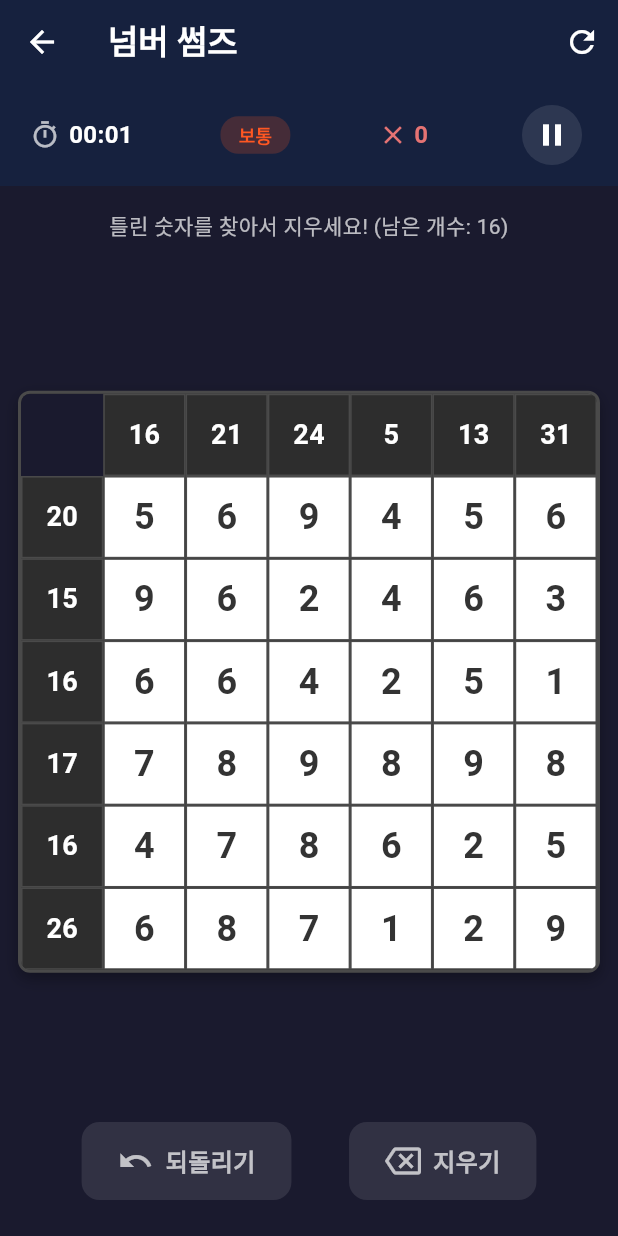
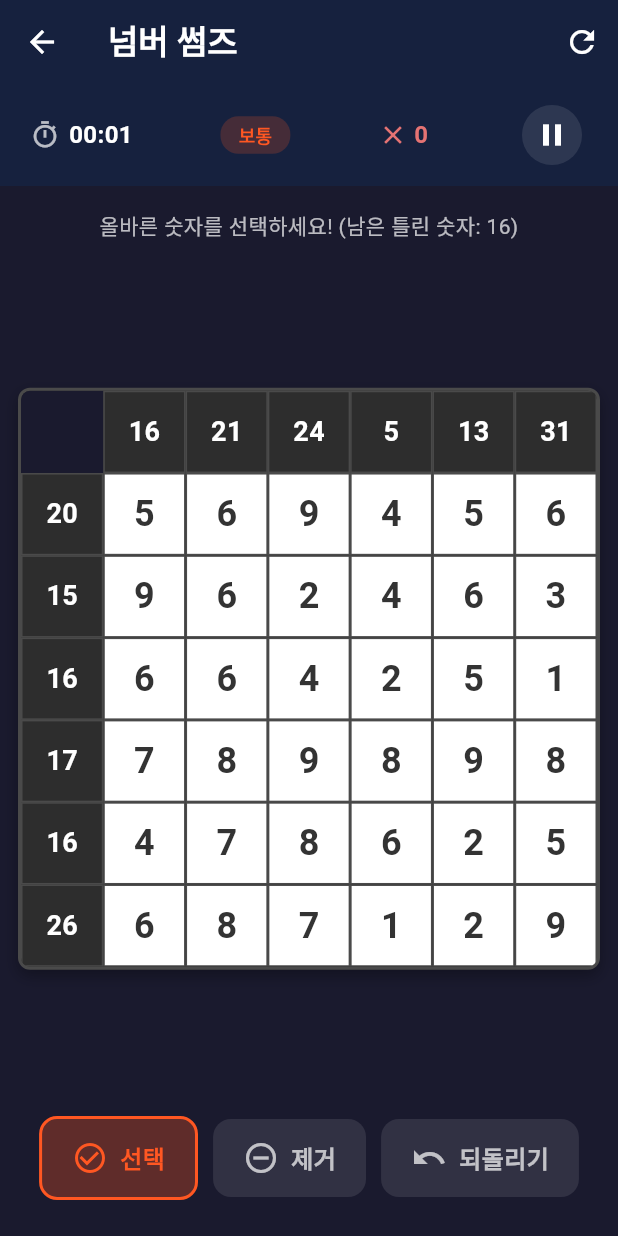
Before and after one commit to mhpark03/sudoku, a Flutter app: the NumberSumsGameScreen screen opened directly, on a phone screen of 412 x 824 dp. Run offline on Flutter 3.47's test engine with Material 3 defaults, Android fonts, the phone set to English and light mode, and no system bars; our stand-ins replace shared_preferences; accounts and stored records are empty.

Commit message:
Add select/remove mode buttons with circle marking for correct numbers
- Added NumberSumsGameMode enum (select/remove)
- Select mode: tap correct number to mark with circle, wrong = error
- Remove mode: tap wrong number to remove, correct = error
- Updated cell widget with circle painter for marked cells
- Added markedCorrectCells state tracking and serialization

```diff
--- a/lib/models/number_sums_game_state.dart
+++ b/lib/models/number_sums_game_state.dart
@@ -19,12 +19,19 @@ class NumberSumsUndoAction {
   });
 }
 
+/// 게임 모드
+enum NumberSumsGameMode {
+  select, // 선택 모드: 올바른 수 찾기
+  remove, // 제거 모드: 틀린 수 제거
+}
+
 class NumberSumsGameState {
   final List<List<int>> solution;
   final List<List<int>> puzzle;
   final List<List<int>> currentBoard;
   final List<List<int>> cellTypes; // 0 = 헤더, 1 = 입력 셀
   final List<List<bool>> wrongCells;
+  final List<List<bool>> markedCorrectCells; // 올바른 수로 표시된 셀
   final List<int> rowSums; // 각 행의 정답 합계
   final List<int> colSums; // 각 열의 정답 합계
   final int gridSize; // 전체 그리드 크기 (헤더 포함)
@@ -45,6 +52,7 @@ class NumberSumsGameState {
     required this.currentBoard,
     required this.cellTypes,
     required this.wrongCells,
+    required this.markedCorrectCells,
     required this.rowSums,
     required this.colSums,
     required this.gridSize,
@@ -83,12 +91,19 @@ class NumberSumsGameState {
 
     final currentBoard = puzzle.map((row) => List<int>.from(row)).toList();
 
+    // 정답 표시 셀 초기화
+    final markedCorrectCells = List.generate(
+      gridSize,
+      (_) => List.generate(gridSize, (_) => false),
+    );
+
     return NumberSumsGameState(
       solution: solution,
       puzzle: puzzle,
       currentBoard: currentBoard,
       cellTypes: cellTypes,
       wrongCells: wrongCells,
+      markedCorrectCells: markedCorrectCells,
       rowSums: rowSums,
       colSums: colSums,
       gridSize: gridSize,
@@ -103,6 +118,7 @@ class NumberSumsGameState {
     List<List<int>>? currentBoard,
     List<List<int>>? cellTypes,
     List<List<bool>>? wrongCells,
+    List<List<bool>>? markedCorrectCells,
     List<int>? rowSums,
     List<int>? colSums,
     int? gridSize,
@@ -122,6 +138,7 @@ class NumberSumsGameState {
       currentBoard: currentBoard ?? this.currentBoard,
       cellTypes: cellTypes ?? this.cellTypes,
       wrongCells: wrongCells ?? this.wrongCells,
+      markedCorrectCells: markedCorrectCells ?? this.markedCorrectCells,
       rowSums: rowSums ?? this.rowSums,
       colSums: colSums ?? this.colSums,
       gridSize: gridSize ?? this.gridSize,
@@ -143,6 +160,10 @@ class NumberSumsGameState {
 
   bool isWrongCell(int row, int col) {
     return wrongCells[row][col];
+  }
+
+  bool isMarkedCorrect(int row, int col) {
+    return markedCorrectCells[row][col];
   }
 
   void saveToUndoHistory(int row, int col) {
--- a/lib/screens/number_sums_game_screen.dart
+++ b/lib/screens/number_sums_game_screen.dart
@@ -31,6 +31,7 @@ class _NumberSumsGameScreenState extends State<NumberSumsGameScreen>
   int _failureCount = 0;
   bool _isPaused = false;
   bool _isBackgrounded = false;
+  NumberSumsGameMode _gameMode = NumberSumsGameMode.select; // 현재 게임 모드
 
   @override
   void initState() {
@@ -129,33 +130,29 @@ class _NumberSumsGameScreenState extends State<NumberSumsGameScreen>
     if (_isPaused) return;
     if (_gameState.cellTypes[row][col] != 1) return;
     if (_gameState.currentBoard[row][col] == 0) return; // 이미 제거된 셀
+    if (_gameState.isMarkedCorrect(row, col)) return; // 이미 정답으로 표시됨
 
     setState(() {
-      _gameState = _gameState.copyWith(selectedRow: row, selectedCol: col);
-    });
+      if (_gameMode == NumberSumsGameMode.select) {
+        // 선택 모드: 올바른 수인지 확인
+        bool isWrong = _gameState.isWrongCell(row, col);
+        if (!isWrong) {
+          // 올바른 수! 동그라미 표시
+          List<List<bool>> newMarkedCorrect =
+              _gameState.markedCorrectCells.map((r) => List<bool>.from(r)).toList();
+          newMarkedCorrect[row][col] = true;
+          _gameState = _gameState.copyWith(markedCorrectCells: newMarkedCorrect);
+        } else {
+          // 틀린 수를 올바른 수로 선택 -> 실패!
+          _failureCount++;
         }
-
-  void _onErase() {
-    if (_isPaused) return;
-    if (!_gameState.hasSelection) return;
-
-    int row = _gameState.selectedRow!;
-    int col = _gameState.selectedCol!;
-
-    if (_gameState.currentBoard[row][col] == 0) return; // 이미 비어있음
-
-    setState(() {
-      // Undo 저장
+      } else {
+        // 제거 모드: 틀린 수인지 확인
+        bool isWrong = _gameState.isWrongCell(row, col);
+        if (isWrong) {
+          // 틀린 수! 제거
           _gameState.saveToUndoHistory(row, col);
 
-      // 올바른 숫자를 지웠는지 확인
-      bool isWrong = _gameState.isWrongCell(row, col);
-      if (!isWrong) {
-        // 올바른 숫자를 지움 -> 실패!
-        _failureCount++;
-      }
-
-      // 숫자 제거
           List<List<int>> newBoard =
               _gameState.currentBoard.map((r) => List<int>.from(r)).toList();
           newBoard[row][col] = 0;
@@ -170,12 +167,16 @@ class _NumberSumsGameScreenState extends State<NumberSumsGameScreen>
           _gameState = _gameState.copyWith(
             currentBoard: newBoard,
             isCompleted: isComplete,
-        clearSelection: true,
           );
 
           if (isComplete) {
             _timer?.cancel();
             _showCompletionDialog();
+          }
+        } else {
+          // 올바른 수를 제거하려고 함 -> 실패!
+          _failureCount++;
+        }
       }
     });
     _saveGame();
@@ -194,6 +195,12 @@ class _NumberSumsGameScreenState extends State<NumberSumsGameScreen>
       });
       _saveGame();
     }
+  }
+
+  void _setGameMode(NumberSumsGameMode mode) {
+    setState(() {
+      _gameMode = mode;
+    });
   }
 
   void _showCompletionDialog() {
@@ -446,10 +453,16 @@ class _NumberSumsGameScreenState extends State<NumberSumsGameScreen>
 
   Widget _buildHelpText() {
     final remainingWrong = _gameState.remainingWrongCount;
+    String helpMessage;
+    if (_gameMode == NumberSumsGameMode.select) {
+      helpMessage = '올바른 숫자를 선택하세요! (남은 틀린 숫자: $remainingWrong)';
+    } else {
+      helpMessage = '틀린 숫자를 제거하세요! (남은 개수: $remainingWrong)';
+    }
     return Container(
       padding: const EdgeInsets.symmetric(horizontal: 16, vertical: 8),
       child: Text(
-        '틀린 숫자를 찾아서 지우세요! (남은 개수: $remainingWrong)',
+        helpMessage,
         style: TextStyle(
           fontSize: 14,
           color: Colors.white.withValues(alpha: 0.7),
@@ -476,18 +489,65 @@ class _NumberSumsGameScreenState extends State<NumberSumsGameScreen>
       child: Row(
         mainAxisAlignment: MainAxisAlignment.spaceEvenly,
         children: [
+          _buildModeButton(
+            icon: Icons.check_circle_outline,
+            label: '선택',
+            isSelected: _gameMode == NumberSumsGameMode.select,
+            onTap: () => _setGameMode(NumberSumsGameMode.select),
+          ),
+          _buildModeButton(
+            icon: Icons.remove_circle_outline,
+            label: '제거',
+            isSelected: _gameMode == NumberSumsGameMode.remove,
+            onTap: () => _setGameMode(NumberSumsGameMode.remove),
+          ),
           _buildToolButton(
             icon: Icons.undo,
             label: '되돌리기',
             onTap: _onUndo,
           ),
-          _buildToolButton(
-            icon: Icons.backspace_outlined,
-            label: '지우기',
-            onTap: _onErase,
-            isHighlighted: _gameState.hasSelection,
+        ],
+      ),
+    );
+  }
+
+  Widget _buildModeButton({
+    required IconData icon,
+    required String label,
+    required bool isSelected,
+    required VoidCallback onTap,
+  }) {
+    return GestureDetector(
+      onTap: onTap,
+      child: Container(
+        padding: const EdgeInsets.symmetric(horizontal: 20, vertical: 14),
+        decoration: BoxDecoration(
+          color: isSelected
+              ? Colors.deepOrange.withValues(alpha: 0.3)
+              : Colors.white.withValues(alpha: 0.1),
+          borderRadius: BorderRadius.circular(12),
+          border: isSelected
+              ? Border.all(color: Colors.deepOrange, width: 2)
+              : null,
+        ),
+        child: Row(
+          children: [
+            Icon(
+              icon,
+              color: isSelected ? Colors.deepOrange : Colors.white70,
+              size: 24,
+            ),
+            const SizedBox(width: 8),
+            Text(
+              label,
+              style: TextStyle(
+                fontSize: 16,
+                fontWeight: FontWeight.w600,
+                color: isSelected ? Colors.deepOrange : Colors.white70,
+              ),
             ),
           ],
+        ),
       ),
     );
   }
@@ -496,35 +556,29 @@ class _NumberSumsGameScreenState extends State<NumberSumsGameScreen>
     required IconData icon,
     required String label,
     required VoidCallback onTap,
-    bool isHighlighted = false,
   }) {
     return GestureDetector(
       onTap: onTap,
       child: Container(
-        padding: const EdgeInsets.symmetric(horizontal: 24, vertical: 14),
+        padding: const EdgeInsets.symmetric(horizontal: 20, vertical: 14),
         decoration: BoxDecoration(
-          color: isHighlighted
-              ? Colors.deepOrange.withValues(alpha: 0.3)
-              : Colors.white.withValues(alpha: 0.1),
+          color: Colors.white.withValues(alpha: 0.1),
           borderRadius: BorderRadius.circular(12),
-          border: isHighlighted
-              ? Border.all(color: Colors.deepOrange, width: 2)
-              : null,
         ),
         child: Row(
           children: [
             Icon(
               icon,
-              color: isHighlighted ? Colors.deepOrange : Colors.white70,
+              color: Colors.white70,
               size: 24,
             ),
             const SizedBox(width: 8),
             Text(
               label,
-              style: TextStyle(
+              style: const TextStyle(
                 fontSize: 16,
                 fontWeight: FontWeight.w600,
-                color: isHighlighted ? Colors.deepOrange : Colors.white70,
+                color: Colors.white70,
               ),
             ),
           ],
--- a/lib/widgets/number_sums_board.dart
+++ b/lib/widgets/number_sums_board.dart
@@ -71,6 +71,7 @@ class NumberSumsBoard extends StatelessWidget {
       value: value,
       isSelected: gameState.isSelected(row, col),
       isEmpty: value == 0,
+      isMarkedCorrect: gameState.isMarkedCorrect(row, col),
       onTap: () => onCellTap(row, col),
     );
   }
--- a/lib/widgets/number_sums_cell.dart
+++ b/lib/widgets/number_sums_cell.dart
@@ -5,6 +5,7 @@ class NumberSumsInputCell extends StatelessWidget {
   final int value;
   final bool isSelected;
   final bool isEmpty;
+  final bool isMarkedCorrect;
   final VoidCallback onTap;
 
   const NumberSumsInputCell({
@@ -12,6 +13,7 @@ class NumberSumsInputCell extends StatelessWidget {
     required this.value,
     required this.isSelected,
     required this.isEmpty,
+    this.isMarkedCorrect = false,
     required this.onTap,
   });
 
@@ -36,7 +38,17 @@ class NumberSumsInputCell extends StatelessWidget {
           color: backgroundColor,
           border: Border.all(color: borderColor, width: isSelected ? 2 : 1),
         ),
-        child: Center(
+        child: Stack(
+          children: [
+            // 정답 표시 동그라미
+            if (isMarkedCorrect && !isEmpty)
+              Positioned.fill(
+                child: CustomPaint(
+                  painter: _CirclePainter(),
+                ),
+              ),
+            // 숫자
+            Center(
               child: value != 0
                   ? FittedBox(
                       fit: BoxFit.scaleDown,
@@ -56,9 +68,30 @@ class NumberSumsInputCell extends StatelessWidget {
                     )
                   : null,
             ),
+          ],
+        ),
       ),
     );
   }
+}
+
+/// 동그라미 그리기 Painter
+class _CirclePainter extends CustomPainter {
+  @override
+  void paint(Canvas canvas, Size size) {
+    final paint = Paint()
+      ..color = Colors.green
+      ..style = PaintingStyle.stroke
+      ..strokeWidth = 3;
+
+    final center = Offset(size.width / 2, size.height / 2);
+    final radius = (size.width < size.height ? size.width : size.height) / 2 - 4;
+
+    canvas.drawCircle(center, radius, paint);
+  }
+
+  @override
+  bool shouldRepaint(covariant CustomPainter oldDelegate) => false;
 }
 
 /// 합계를 표시하는 헤더 셀
```
Also changed, not shown: lib/services/game_storage.dart (+8 -0 lines). Lines whose indentation alone changed are shown as unchanged.
